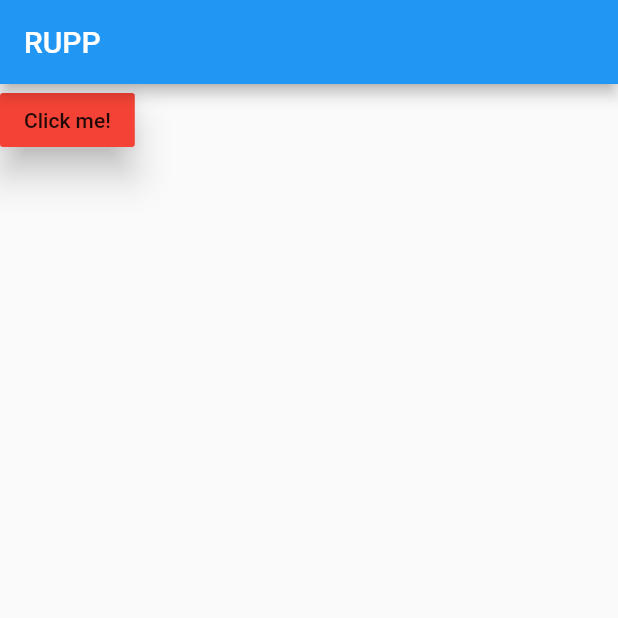
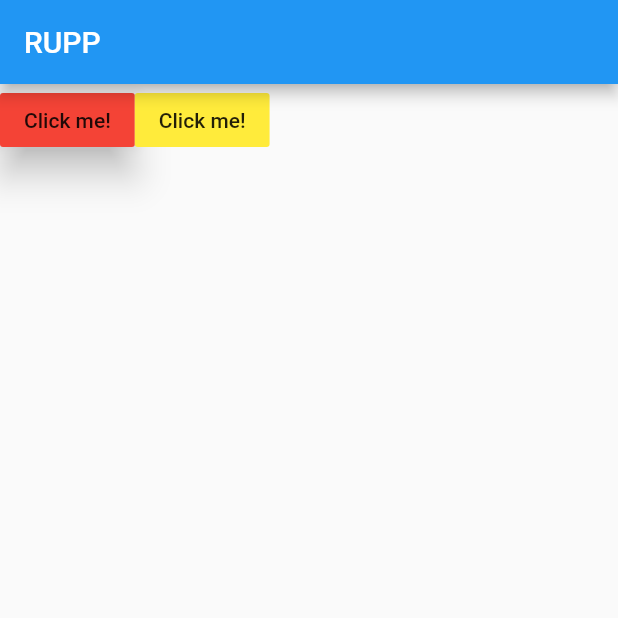
Before and after one commit to ChhailengTim/Basic_Flutter, a Flutter app: the screen it shows after launch, on a phone screen of 412 x 824 dp, the top half of it. Run offline on Flutter 3.47's test engine with Material 2 defaults, Android fonts, the phone set to English and light mode, and no system bars.

Commit message:
FlatButton

```diff
--- a/button_flutter/lib/main.dart
+++ b/button_flutter/lib/main.dart
@@ -11,11 +11,12 @@
   Widget build(BuildContext context) {
     return MaterialApp(
         home: Scaffold(
-      appBar: AppBar(
-        title: const Text("RUPP"),
-      ),
-      body: myButton(),
-    ));
+            appBar: AppBar(
+              title: const Text("RUPP"),
+            ),
+            body: Row(
+              children: <Widget>[myButton(), myButton2()],
+            )));
   }
 }
 
@@ -25,6 +26,19 @@
     elevation: 10.0,
     color: Colors.red,
     splashColor: Colors.yellow,
-    onPressed: () {},
+    onPressed: () {
+      debugPrint("Click me!");
+    },
   );
 }
+
+Widget myButton2() {
+  return FlatButton(
+    child: const Text("Click me!"),
+    color: Colors.yellow,
+    splashColor: Colors.yellow,
+    onPressed: () {
+      debugPrint("Click me!");
+    },
+  );
+}
```
